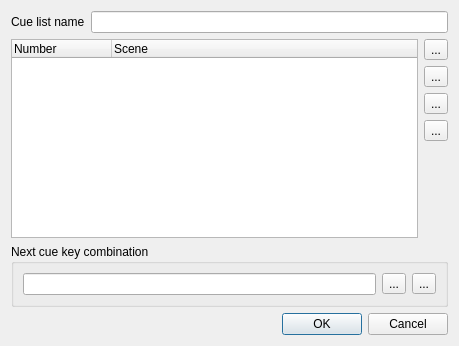
First picture: the form in ui/src/vccuelistproperties.ui, repository Andersbakken/qlc, before the edit.
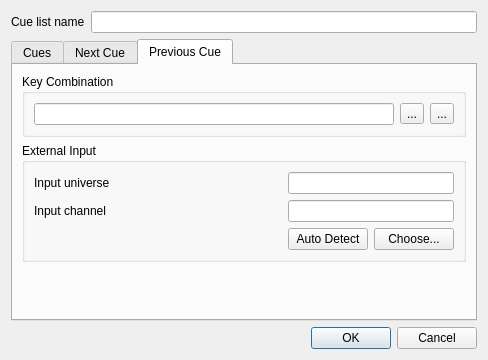
Second picture: the form after the edit. The open tabs and pages were chosen to show the change. Icons and pictures are not drawn.

Commit message: Added next, previous and external input to VCCueList.

Diff of the .ui file:
```diff
--- a/ui/src/vccuelistproperties.ui
+++ b/ui/src/vccuelistproperties.ui
@@ -1,41 +1,48 @@
 <ui version="4.0" >
  <class>VCCueListProperties</class>
- <widget class="QDialog" name="VCCueListProperties" >
-  <property name="geometry" >
+ <widget class="QDialog" name="VCCueListProperties">
+  <property name="geometry">
    <rect>
     <x>0</x>
     <y>0</y>
-    <width>459</width>
-    <height>346</height>
+    <width>488</width>
+    <height>360</height>
    </rect>
   </property>
   <property name="windowTitle" >
    <string>Cue list properties</string>
   </property>
-  <layout class="QVBoxLayout" name="verticalLayout_2" >
-   <item>
-    <layout class="QHBoxLayout" name="horizontalLayout_3" >
-     <item>
-      <widget class="QLabel" name="m_nameLabel" >
-       <property name="text" >
+  <layout class="QGridLayout" name="gridLayout_2">
+   <item row="0" column="0">
+    <widget class="QLabel" name="m_nameLabel">
+     <property name="text">
         <string>Cue list name</string>
        </property>
       </widget>
      </item>
-     <item>
-      <widget class="QLineEdit" name="m_nameEdit" >
-       <property name="toolTip" >
+   <item row="0" column="1">
+    <widget class="QLineEdit" name="m_nameEdit">
+     <property name="toolTip">
         <string>The name of the cue list widget</string>
        </property>
       </widget>
      </item>
-    </layout>
-   </item>
-   <item>
-    <layout class="QHBoxLayout" name="horizontalLayout_2" >
-     <item>
-      <widget class="QTreeWidget" name="m_list" >
-       <property name="toolTip" >
+   <item row="1" column="0" colspan="2">
+    <widget class="QTabWidget" name="m_tab">
+     <property name="toolTip">
+      <string/>
+     </property>
+     <property name="currentIndex">
+      <number>0</number>
+     </property>
+     <widget class="QWidget" name="Cues">
+      <attribute name="title">
+       <string>Cues</string>
+      </attribute>
+      <layout class="QGridLayout" name="gridLayout">
+       <item row="0" column="0" rowspan="5">
+        <widget class="QTreeWidget" name="m_list">
+         <property name="toolTip">
         <string>List of scenes that can be activated with this cue list</string>
        </property>
        <property name="showDropIndicator" stdset="0" >
@@ -68,12 +75,10 @@
        </column>
       </widget>
      </item>
-     <item>
-      <layout class="QVBoxLayout" name="verticalLayout" >
-       <item>
-        <widget class="QToolButton" name="m_addButton" >
-         <property name="toolTip" >
-          <string>Add scene(s) to the cue list</string>
+       <item row="0" column="1">
+        <widget class="QToolButton" name="m_addButton">
+         <property name="toolTip">
+          <string>Add functions to the cue list</string>
          </property>
          <property name="text" >
           <string notr="true">...</string>
@@ -90,10 +95,10 @@
          </property>
         </widget>
        </item>
-       <item>
-        <widget class="QToolButton" name="m_removeButton" >
-         <property name="toolTip" >
-          <string>Remove selected scene(s) from the cue list</string>
+       <item row="1" column="1">
+        <widget class="QToolButton" name="m_removeButton">
+         <property name="toolTip">
+          <string>Remove selected functions from the cue list</string>
          </property>
          <property name="text" >
           <string notr="true">...</string>
@@ -110,10 +115,10 @@
          </property>
         </widget>
        </item>
-       <item>
-        <widget class="QToolButton" name="m_raiseButton" >
-         <property name="toolTip" >
-          <string>Raise the selected scene</string>
+       <item row="2" column="1">
+        <widget class="QToolButton" name="m_raiseButton">
+         <property name="toolTip">
+          <string>Raise the selected function</string>
          </property>
          <property name="text" >
           <string notr="true">...</string>
@@ -130,10 +135,10 @@
          </property>
         </widget>
        </item>
-       <item>
-        <widget class="QToolButton" name="m_lowerButton" >
-         <property name="toolTip" >
-          <string>Lower the selected scene</string>
+       <item row="3" column="1">
+        <widget class="QToolButton" name="m_lowerButton">
+         <property name="toolTip">
+          <string>Lower the selected function</string>
          </property>
          <property name="text" >
           <string notr="true">...</string>
@@ -150,9 +155,9 @@
          </property>
         </widget>
        </item>
-       <item>
-        <spacer name="verticalSpacer" >
-         <property name="orientation" >
+       <item row="4" column="1">
+        <spacer name="verticalSpacer">
+         <property name="orientation">
           <enum>Qt::Vertical</enum>
          </property>
          <property name="sizeHint" stdset="0" >
@@ -164,15 +169,18 @@
         </spacer>
        </item>
       </layout>
-     </item>
-    </layout>
-   </item>
+     </widget>
+     <widget class="QWidget" name="NextCue">
+      <attribute name="title">
+       <string>Next Cue</string>
+      </attribute>
+      <layout class="QVBoxLayout" name="verticalLayout">
    <item>
-    <widget class="QGroupBox" name="groupBox" >
-     <property name="title" >
-      <string>Next cue key combination</string>
-     </property>
-     <layout class="QHBoxLayout" name="horizontalLayout" >
+        <widget class="QGroupBox" name="groupBox">
+         <property name="title">
+          <string>Key Combination</string>
+         </property>
+         <layout class="QHBoxLayout" name="horizontalLayout">
       <item>
        <widget class="QLineEdit" name="m_keyEdit" >
         <property name="toolTip" >
@@ -227,11 +235,253 @@
     </widget>
    </item>
    <item>
-    <widget class="QDialogButtonBox" name="m_buttonBox" >
-     <property name="orientation" >
+        <widget class="QGroupBox" name="groupBox_3">
+         <property name="title">
+          <string>External Input</string>
+         </property>
+         <layout class="QGridLayout" name="gridLayout_3">
+          <item row="0" column="0">
+           <widget class="QLabel" name="label">
+            <property name="text">
+             <string>Input universe</string>
+            </property>
+           </widget>
+          </item>
+          <item row="0" column="1" colspan="2">
+           <widget class="QLineEdit" name="m_nextInputUniverseEdit">
+            <property name="toolTip">
+             <string>Input universe for skipping to the next cue</string>
+            </property>
+           </widget>
+          </item>
+          <item row="1" column="0">
+           <widget class="QLabel" name="label_2">
+            <property name="text">
+             <string>Input channel</string>
+            </property>
+           </widget>
+          </item>
+          <item row="1" column="1" colspan="2">
+           <widget class="QLineEdit" name="m_nextInputChannelEdit">
+            <property name="toolTip">
+             <string>Input channel for skipping to the next cue</string>
+            </property>
+           </widget>
+          </item>
+          <item row="2" column="0">
+           <spacer name="horizontalSpacer">
+            <property name="orientation">
       <enum>Qt::Horizontal</enum>
      </property>
-     <property name="standardButtons" >
+            <property name="sizeHint" stdset="0">
+             <size>
+              <width>225</width>
+              <height>20</height>
+             </size>
+            </property>
+           </spacer>
+          </item>
+          <item row="2" column="1">
+           <widget class="QPushButton" name="m_nextAutoDetectInputButton">
+            <property name="toolTip">
+             <string>When toggled, you can click an external button to assign it as the control that skips to the next cue.</string>
+            </property>
+            <property name="text">
+             <string>Auto Detect</string>
+            </property>
+            <property name="checkable">
+             <bool>true</bool>
+            </property>
+           </widget>
+          </item>
+          <item row="2" column="2">
+           <widget class="QPushButton" name="m_nextChooseInputButton">
+            <property name="toolTip">
+             <string>Choose an input universe/channel for skipping to the next cue</string>
+            </property>
+            <property name="text">
+             <string>Choose...</string>
+            </property>
+           </widget>
+          </item>
+         </layout>
+        </widget>
+       </item>
+       <item>
+        <spacer name="verticalSpacer_2">
+         <property name="orientation">
+          <enum>Qt::Vertical</enum>
+         </property>
+         <property name="sizeHint" stdset="0">
+          <size>
+           <width>20</width>
+           <height>68</height>
+          </size>
+         </property>
+        </spacer>
+       </item>
+      </layout>
+     </widget>
+     <widget class="QWidget" name="PreviousCue">
+      <attribute name="title">
+       <string>Previous Cue</string>
+      </attribute>
+      <layout class="QVBoxLayout" name="verticalLayout_2">
+       <item>
+        <widget class="QGroupBox" name="groupBox_2">
+         <property name="title">
+          <string>Key Combination</string>
+         </property>
+         <layout class="QHBoxLayout" name="horizontalLayout_2">
+          <item>
+           <widget class="QLineEdit" name="m_previousKeyEdit">
+            <property name="toolTip">
+             <string>The key combination used to step to the previous cue</string>
+            </property>
+            <property name="readOnly">
+             <bool>true</bool>
+            </property>
+           </widget>
+          </item>
+          <item>
+           <widget class="QToolButton" name="m_previousAttachButton">
+            <property name="toolTip">
+             <string>Bind a key combination to skip to the previous cue</string>
+            </property>
+            <property name="text">
+             <string notr="true">...</string>
+            </property>
+            <property name="icon">
+             <iconset resource="main.qrc">
+              <normaloff>:/key_bindings.png</normaloff>:/key_bindings.png</iconset>
+            </property>
+            <property name="iconSize">
+             <size>
+              <width>26</width>
+              <height>26</height>
+             </size>
+            </property>
+           </widget>
+          </item>
+          <item>
+           <widget class="QToolButton" name="m_previousDetachButton">
+            <property name="toolTip">
+             <string>Clear the key binding</string>
+            </property>
+            <property name="text">
+             <string notr="true">...</string>
+            </property>
+            <property name="icon">
+             <iconset resource="main.qrc">
+              <normaloff>:/fileclose.png</normaloff>:/fileclose.png</iconset>
+            </property>
+            <property name="iconSize">
+             <size>
+              <width>26</width>
+              <height>26</height>
+             </size>
+            </property>
+           </widget>
+          </item>
+         </layout>
+        </widget>
+       </item>
+       <item>
+        <widget class="QGroupBox" name="groupBox_4">
+         <property name="title">
+          <string>External Input</string>
+         </property>
+         <layout class="QGridLayout" name="gridLayout_4">
+          <item row="0" column="0">
+           <widget class="QLabel" name="label_3">
+            <property name="text">
+             <string>Input universe</string>
+            </property>
+           </widget>
+          </item>
+          <item row="0" column="1" colspan="2">
+           <widget class="QLineEdit" name="m_previousInputUniverseEdit">
+            <property name="toolTip">
+             <string>Input universe for skipping to the previous cue</string>
+            </property>
+           </widget>
+          </item>
+          <item row="1" column="0">
+           <widget class="QLabel" name="label_4">
+            <property name="text">
+             <string>Input channel</string>
+            </property>
+           </widget>
+          </item>
+          <item row="1" column="1" colspan="2">
+           <widget class="QLineEdit" name="m_previousInputChannelEdit">
+            <property name="toolTip">
+             <string>Input channel for skipping to the previous cue</string>
+            </property>
+           </widget>
+          </item>
+          <item row="2" column="0">
+           <spacer name="horizontalSpacer_2">
+            <property name="orientation">
+             <enum>Qt::Horizontal</enum>
+            </property>
+            <property name="sizeHint" stdset="0">
+             <size>
+              <width>225</width>
+              <height>20</height>
+             </size>
+            </property>
+           </spacer>
+          </item>
+          <item row="2" column="1">
+           <widget class="QPushButton" name="m_previousAutoDetectInputButton">
+            <property name="toolTip">
+             <string>When toggled, you can click an external button to assign it as the control that skips to the previous cue.</string>
+            </property>
+            <property name="text">
+             <string>Auto Detect</string>
+            </property>
+            <property name="checkable">
+             <bool>true</bool>
+            </property>
+           </widget>
+          </item>
+          <item row="2" column="2">
+           <widget class="QPushButton" name="m_previousChooseInputButton">
+            <property name="toolTip">
+             <string>Choose an input universe/channel for skipping to the previous cue</string>
+            </property>
+            <property name="text">
+             <string>Choose...</string>
+            </property>
+           </widget>
+          </item>
+         </layout>
+        </widget>
+       </item>
+       <item>
+        <spacer name="verticalSpacer_3">
+         <property name="orientation">
+          <enum>Qt::Vertical</enum>
+         </property>
+         <property name="sizeHint" stdset="0">
+          <size>
+           <width>20</width>
+           <height>40</height>
+          </size>
+         </property>
+        </spacer>
+       </item>
+      </layout>
+     </widget>
+    </widget>
+   </item>
+   <item row="2" column="0" colspan="2">
+    <widget class="QDialogButtonBox" name="m_buttonBox">
+     <property name="orientation">
+      <enum>Qt::Horizontal</enum>
+     </property>
+     <property name="standardButtons">
       <set>QDialogButtonBox::Cancel|QDialogButtonBox::Ok</set>
      </property>
     </widget>
```
Left out of the diff: 122 changed lines with no effect on the pictures. Lines whose indentation alone changed are shown as unchanged. The commit also changes 10 other files.
